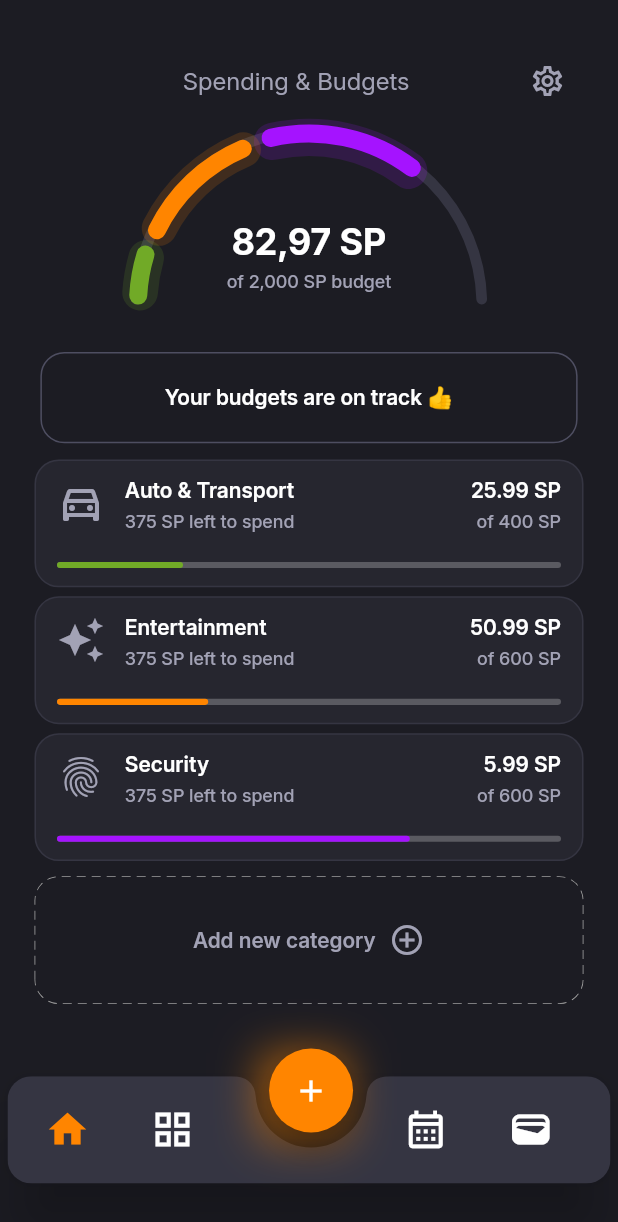
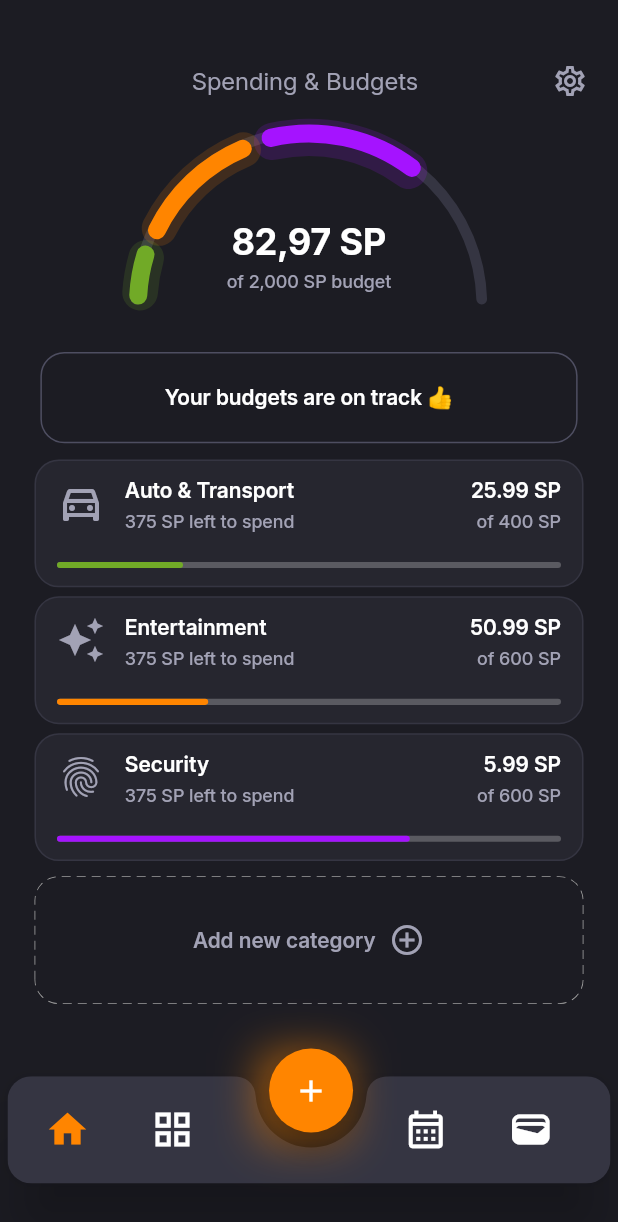
Before and after one commit to Zaid43594/App_Trackizer, a Flutter app: the screen it shows after launch, on a phone screen of 412 x 824 dp. Shown: the top 1222 px of the screen. Run offline on Flutter 3.47's test engine with Material 3 defaults, Android fonts, the phone set to English and light mode, and no system bars; drawn by our look-alikes of syncfusion_flutter_gauges; our stand-ins replace flutter_screenutil, google_fonts.

Commit message:
Update spending_budget.dart

```diff
--- a/lib/views/spending_budget.dart
+++ b/lib/views/spending_budget.dart
@@ -173,18 +173,22 @@ class _SpendingBudgetState extends State<SpendingBudget> {
               crossAxisAlignment: CrossAxisAlignment.center,
               mainAxisAlignment: MainAxisAlignment.center,
               children: [
-                SizedBox(width: 90.w),
+                SizedBox(width: 109.w),
                 Text(
                   "Spending & Budgets",
                   style: AppFont.BodyLarge(context, ColorsApp.titleapp),
                 ),
-                SizedBox(width: 62.w),
-                IconButton(
-                  onPressed: () {},
-                  icon: Icon(
-                    Icons.settings_outlined,
-                    color: ColorsApp.titleapp,
-                    size: 24,
+                Expanded(
+                  child: Align(
+                    alignment: Alignment.centerRight,
+                    child: IconButton(
+                      onPressed: () {},
+                      icon: Icon(
+                        Icons.settings_outlined,
+                        color: ColorsApp.titleapp,
+                        size: 24,
+                      ),
+                    ),
                   ),
                 ),
               ],
```
